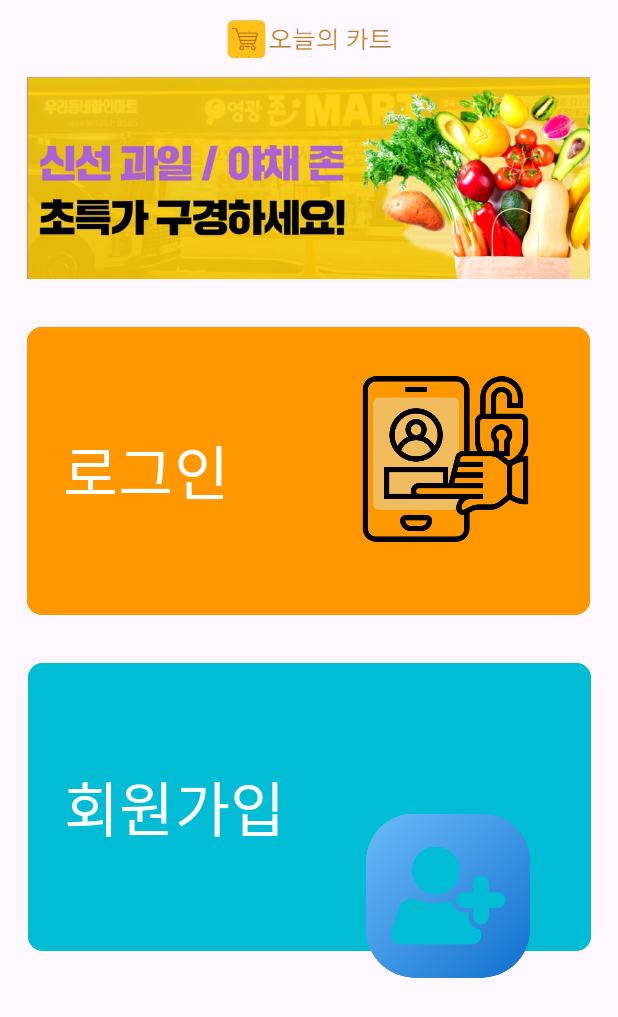
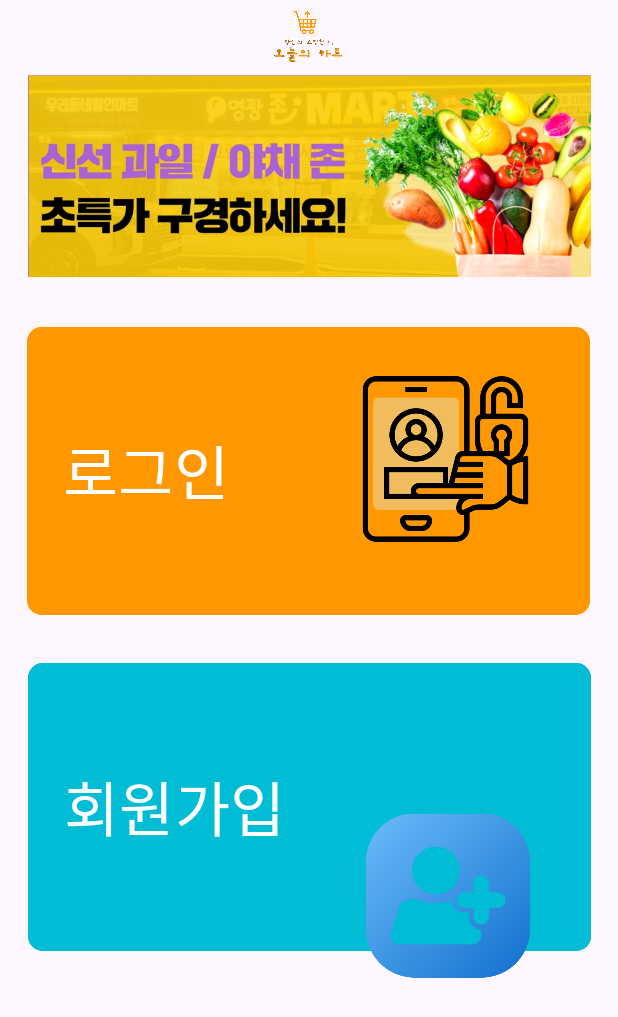
Before and after one commit to 2021-SMHRD-KDT-IoT-9/smart_todaycart, an Android app: the screen it shows after launch (MainActivity), on a phone screen of 412 x 824 dp. Shown: the top 1017 px of the screen. Run offline under Robolectric (Android 15) with nearby library versions, the phone set to English and light mode, and no system bars.

Commit message:
cart list update

```diff
--- a/app/src/main/res/layout/activity_main.xml
+++ b/app/src/main/res/layout/activity_main.xml
@@ -10,11 +10,10 @@
         android:id="@+id/rc1"
         android:layout_width="375dp"
         android:layout_height="135dp"
+        android:layout_marginBottom="4dp"
         app:layout_constraintBottom_toTopOf="@+id/guideline3"
-        app:layout_constraintEnd_toEndOf="@+id/imageView"
-        app:layout_constraintHorizontal_bias="0.502"
-        app:layout_constraintStart_toStartOf="@+id/imageView"
-        app:layout_constraintTop_toBottomOf="@+id/imageView" />
+        app:layout_constraintEnd_toEndOf="parent"
+        app:layout_constraintStart_toStartOf="parent" />
 
     <androidx.constraintlayout.widget.Guideline
         android:id="@+id/guideline3"
@@ -22,16 +21,6 @@
         android:layout_height="wrap_content"
         android:orientation="horizontal"
         app:layout_constraintGuide_begin="189dp" />
-
-    <ImageView
-        android:id="@+id/imageView"
-        android:layout_width="148dp"
-        android:layout_height="43dp"
-        android:layout_marginTop="4dp"
-        app:layout_constraintEnd_toEndOf="parent"
-        app:layout_constraintStart_toStartOf="parent"
-        app:layout_constraintTop_toTopOf="parent"
-        app:srcCompat="@drawable/logo" />
 
     <Button
         android:id="@+id/btnLogin"
@@ -98,4 +87,14 @@
         app:layout_constraintVertical_bias="0.352"
         app:srcCompat="@drawable/add_user" />
 
+    <ImageView
+        android:id="@+id/imageView"
+        android:layout_width="305dp"
+        android:layout_height="45dp"
+        app:layout_constraintBottom_toTopOf="@+id/rc1"
+        app:layout_constraintEnd_toEndOf="parent"
+        app:layout_constraintStart_toStartOf="parent"
+        app:layout_constraintTop_toTopOf="parent"
+        app:srcCompat="@drawable/main" />
+
 </androidx.constraintlayout.widget.ConstraintLayout>
--- a/app/src/main/res/layout/shopping_list.xml
+++ b/app/src/main/res/layout/shopping_list.xml
@@ -14,7 +14,7 @@
         app:srcCompat="@drawable/snack" />
 
     <TextView
-        android:id="@+id/textView2"
+        android:id="@+id/productName"
         android:layout_width="145dp"
         android:layout_height="39dp"
         android:layout_marginStart="28dp"
@@ -31,7 +31,7 @@
         android:layout_marginTop="20dp"
         android:text="가격"
         app:layout_constraintStart_toEndOf="@+id/img2"
-        app:layout_constraintTop_toBottomOf="@+id/textView2" />
+        app:layout_constraintTop_toBottomOf="@+id/productName" />
 
     <LinearLayout
         android:layout_width="240dp"
```
Also changed, not shown: app/src/main/java/com/example/todaycart/ProductAdapter.kt (added, +48 -0 lines), app/src/main/java/com/example/todaycart/ProductVO.kt (added, +9 -0 lines), app/src/main/java/com/example/todaycart/ShoppingActivity.kt (+20 -0 lines), app/src/main/res/layout/activity_shopping.xml (+55 -6 lines), app/src/main/res/drawable/main.png (added).
